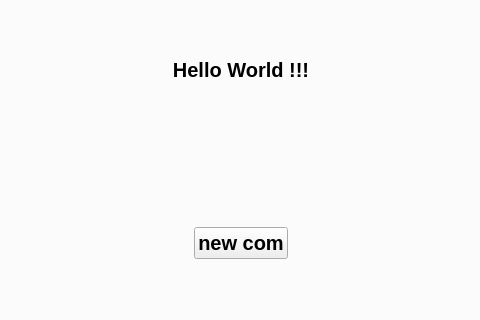
zhengyeli/debugTool_Window, file ui/form/frmmain.ui: the form before one commit; both pictures show x 208 to 688 and y 190 to 510 of the 808 by 600 pixel window.
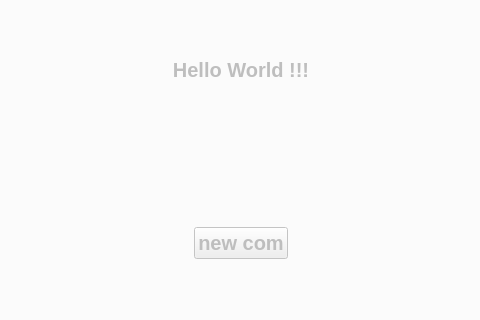
The form after the commit. The open tabs and pages were chosen to show the change. Icons and pictures are not drawn.

Commit message: fix new feature not work on window

```diff
--- a/ui/form/frmmain.ui
+++ b/ui/form/frmmain.ui
@@ -459,6 +459,9 @@
           <bool>false</bool>
          </property>
          <widget class="QWidget" name="Home">
+          <property name="enabled">
+           <bool>false</bool>
+          </property>
           <property name="sizePolicy">
            <sizepolicy hsizetype="Expanding" vsizetype="Expanding">
             <horstretch>0</horstretch>
```
Left out of the diff: 2 changed lines with no effect on the pictures. The commit also changes 7 other files.
